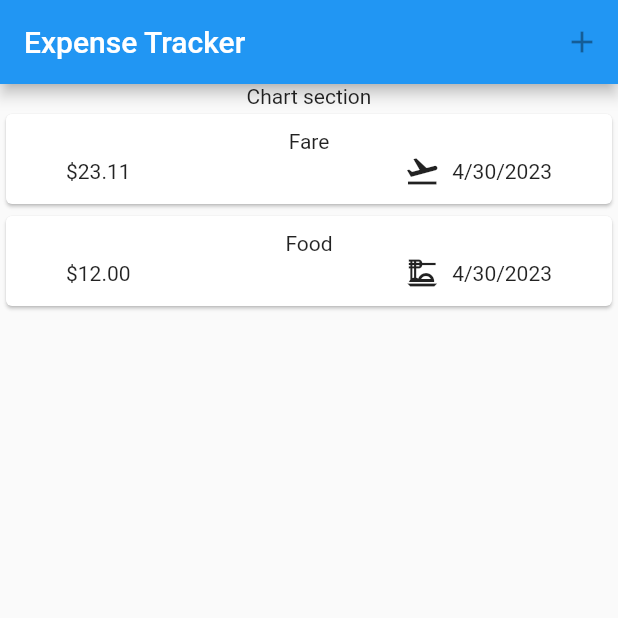
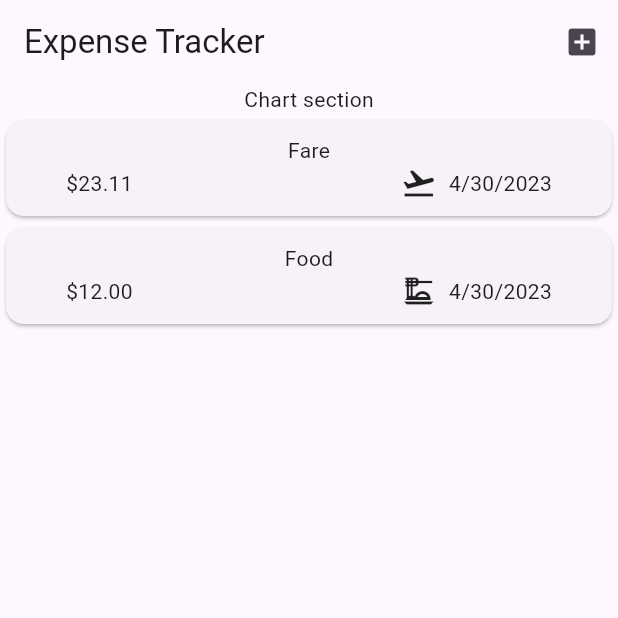
Before and after one commit to alvinwarui29/expenseTrackerFlutter, a Flutter app: the screen it shows after launch, on a phone screen of 412 x 824 dp, the top half of it. Run offline on Flutter 3.47's test engine with Material 2 defaults, Android fonts, the phone set to English and light mode, and no system bars.

Commit message:
add appbar

```diff
--- a/lib/main.dart
+++ b/lib/main.dart
@@ -3,8 +3,9 @@ import 'package:expensetracker/widgets/expenses.dart';
 
 void main() {
   runApp(
-    const MaterialApp(
-      home: Expenses(),
+    MaterialApp(
+      theme: ThemeData(useMaterial3: true),
+      home: const Expenses(),
     ),
   );
 }
--- a/lib/widgets/expenses.dart
+++ b/lib/widgets/expenses.dart
@@ -27,7 +27,9 @@ class _ExpensesState extends State<Expenses> {
   Widget build(context) {
     return Scaffold(
       appBar: AppBar(
-        actions: const [IconButton(onPressed: null, icon: Icon(Icons.add))],
+        actions: [
+          IconButton(onPressed: () {}, icon: const Icon(Icons.add_box))
+        ],
         title: const Text('Expense Tracker'),
       ),
       body: Column(
```
